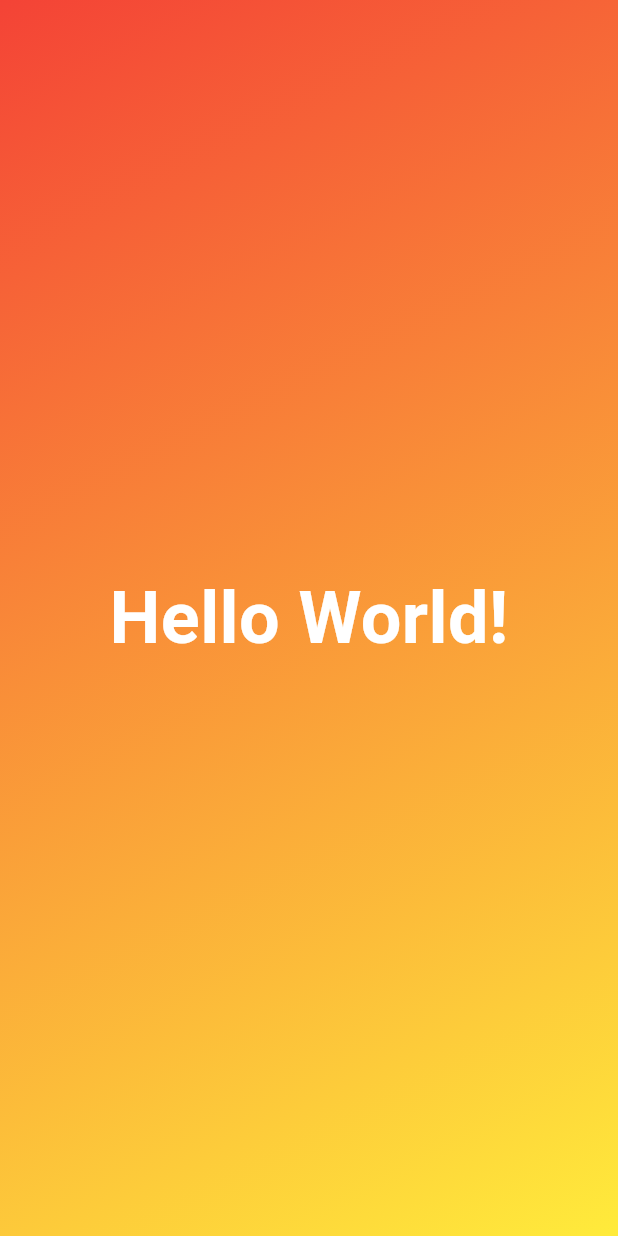
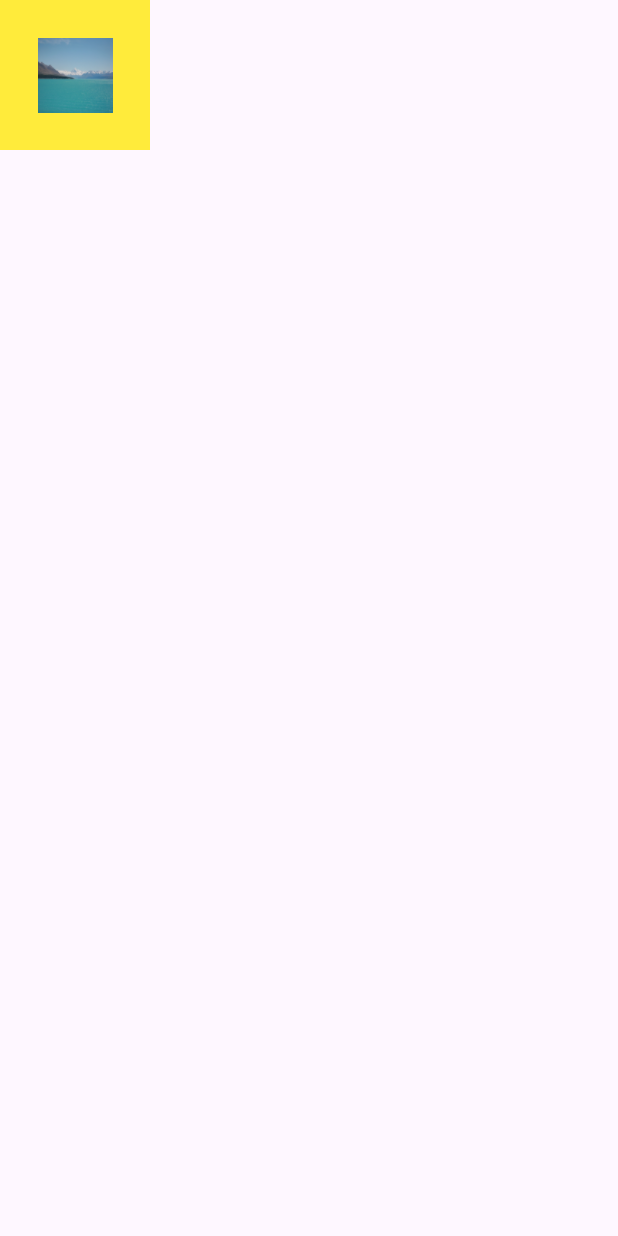
Before and after one commit to nongsang/Flutter-Study, a Flutter app: the screen it shows after launch, on a phone screen of 412 x 824 dp. Run offline on Flutter 3.47's test engine with Material 3 defaults, Android fonts, the phone set to English and light mode, and no system bars.

Commit message:
Center 크기 지정

```diff
--- a/container/lib/main.dart
+++ b/container/lib/main.dart
@@ -13,23 +13,15 @@ class MyApp extends StatelessWidget {
     return MaterialApp(
       home: Scaffold(
         body: Container(
-          decoration: BoxDecoration(
-            gradient: LinearGradient( // 그라디언트
-              begin: Alignment.topLeft, // 좌상단에서
-                end: Alignment.bottomRight, // 우하단으로
-                colors: [
-                  Colors.red, // 빨간색으로 시작해서
-                  Colors.yellow, // 노란색으로 변하는
-                ]),
-          ),
-
+          color: Colors.yellow,
           child: Center(
-            child: Text('Hello World!',
-              style: TextStyle(
-                fontSize: 48,
-                fontWeight: FontWeight.bold,
-                color: Colors.white,
-              ),
+            heightFactor: 2,  // Center가 차지하는 높이는 child 높이의 2배
+            widthFactor: 2, // Center가 차지하는 너비는 child 너비의 2배
+            child: Image.asset(
+                'images/big.jpeg',
+                width: 50,
+                height: 50,
+                fit: BoxFit.fill
             ),
           ),
         ),
```
